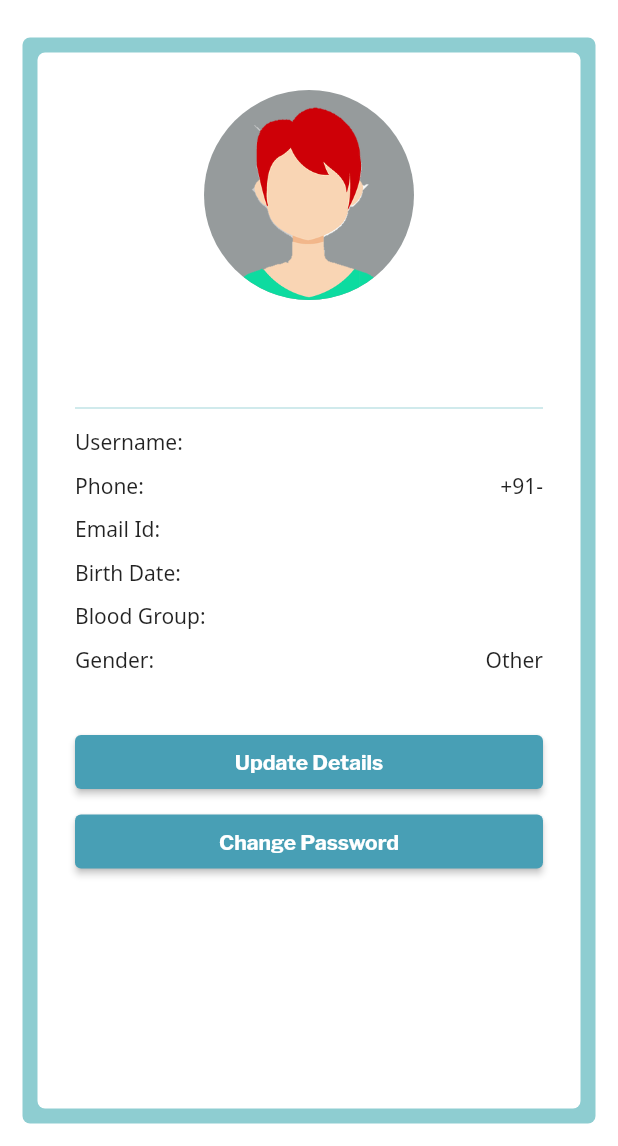
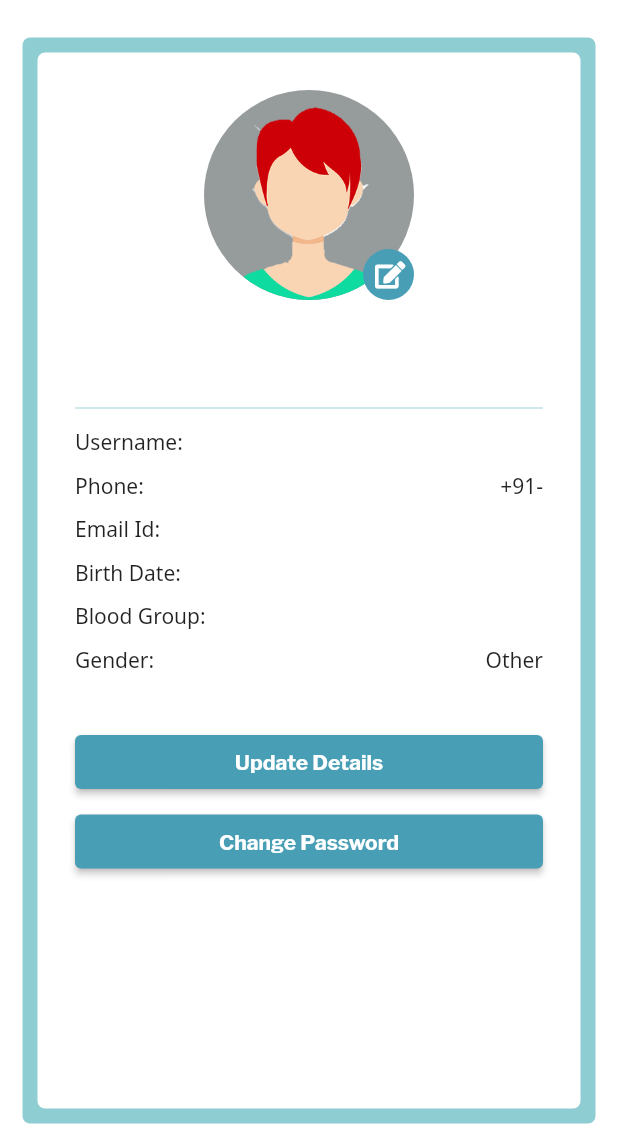
Before and after one commit to vasudevsall/e-healthcare-flutter, a Flutter app: the AccountInformation screen opened directly with empty values, on a phone screen of 412 x 824 dp, the part 90-1236 px from its top. Run offline on Flutter 3.47's test engine with Material 2 defaults, Android fonts, the phone set to English and light mode, and no system bars; our stand-ins replace cookie_jar, dio, dio_cookie_manager, firebase_core, firebase_storage, font_awesome_flutter and 5 more; accounts and stored records are empty; network calls fail.

Commit message:
Upload new profile picture

```diff
--- a/lib/screens/patient/PatientDrawer.dart
+++ b/lib/screens/patient/PatientDrawer.dart
@@ -45,6 +45,7 @@ class _PatientDrawerState extends State<PatientDrawer> {
                   url: url,
                   name: name,
                   gender: gender,
+                  data: widget.data,
                   style: GoogleFonts.montserrat(
                     color: kBackColor,
                     fontSize: 16.0,
--- a/lib/screens/patient/account/account_information.dart
+++ b/lib/screens/patient/account/account_information.dart
@@ -65,6 +65,7 @@ class _AccountInformationState extends State<AccountInformation> {
                     name: '${widget.data['firstName']} ${widget.data['lastName']}',
                     url: widget.data['profile'],
                     gender: widget.data['gender'],
+                    data: widget.data,
                     style: GoogleFonts.libreFranklin(
                       fontWeight: FontWeight.w500,
                       fontSize: 24.0,
--- a/lib/widgets/profile.dart
+++ b/lib/widgets/profile.dart
@@ -1,6 +1,7 @@
 import 'package:e_healthcare/constants/constants.dart';
+import 'package:e_healthcare/screens/patient/account/change_profile_picture.dart';
 import 'package:flutter/material.dart';
-import 'package:google_fonts/google_fonts.dart';
+import 'package:font_awesome_flutter/font_awesome_flutter.dart';
 
 class Profile extends StatefulWidget {
 
@@ -10,6 +11,8 @@ class Profile extends StatefulWidget {
   final TextStyle style;
   final double spaceBetween;
   final double radius;
+  final bool changePicture;
+  final data;
 
   Profile({
     @required this.name,
@@ -17,7 +20,9 @@ class Profile extends StatefulWidget {
     @required this.gender,
     this.style,
     this.spaceBetween = 20.0,
-    this.radius = 70.0
+    this.radius = 70.0,
+    this.changePicture = true,
+    @required this.data
   });
 
   @override
@@ -73,19 +78,16 @@ class _ProfileState extends State<Profile> {
     return Column(
       mainAxisAlignment: MainAxisAlignment.center,
       children: <Widget>[
-        GestureDetector(
-          onTap: () {
-            print("Change me");
-            setState(() {
-              url = 'images/male.png';
-            });
-            //TODO: Change Profile Picture implementation
-          },
-          child: CircleAvatar(
-            radius: widget.radius,
-            backgroundColor: kDarkBackColor.withOpacity(0.5),
-            backgroundImage: selectImage(),
-          ),
+        Stack(
+          alignment: Alignment.bottomRight,
+          children: [
+            CircleAvatar(
+              radius: widget.radius,
+              backgroundColor: kDarkBackColor.withOpacity(0.5),
+              backgroundImage: selectImage(),
+            ),
+            _displayEdit(),
+          ],
         ),
         SizedBox(height: widget.spaceBetween,),
         Text(
@@ -96,4 +98,29 @@ class _ProfileState extends State<Profile> {
       ],
     );
   }
+
+  Widget _displayEdit() {
+    if(!widget.changePicture) {
+      return Container();
+    }
+    return GestureDetector(
+      onTap: () {
+        Navigator.push(context, MaterialPageRoute(builder: (context){
+          return ChangeProfilePicture(data: widget.data);
+        }));
+      },
+      child: Container(
+        padding: EdgeInsets.all(8.0),
+        child: Icon(
+          FontAwesomeIcons.solidEdit,
+          color: Colors.white,
+          size: 18.0,
+        ),
+        decoration: BoxDecoration(
+            shape: BoxShape.circle,
+            color: kPrimaryLighter
+        ),
+      ),
+    );
+  }
 }
```
Also changed, not shown: lib/screens/patient/account/change_profile_picture.dart (added, +247 -0 lines), lib/services/login_service.dart (+16 -0 lines).
